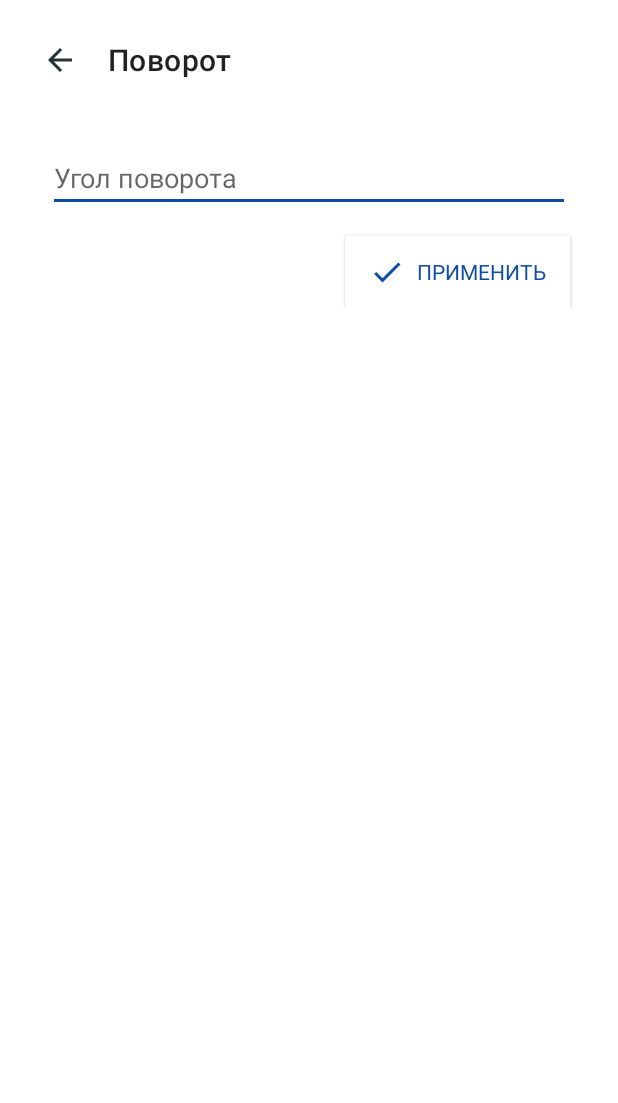
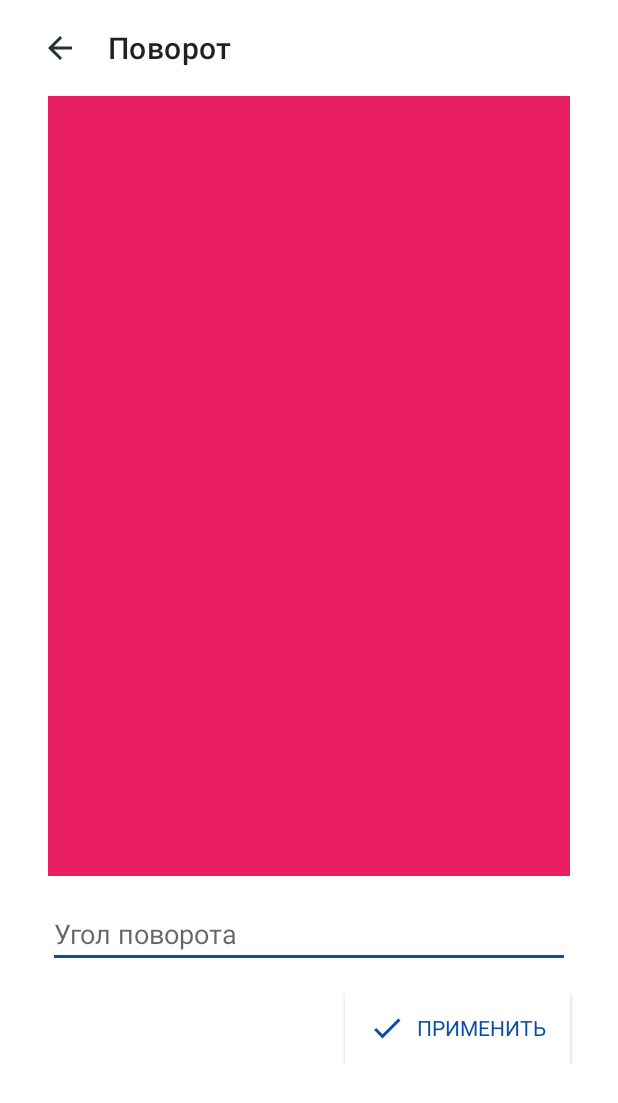
Before and after one commit to xidios/PhotoEditor, an Android app: the RotationActivity screen opened directly, with no data from a screen before it, on a phone screen of 412 x 824 dp. Shown: the top 1103 px of the screen. Run offline under Robolectric (Android 15) with nearby library versions, the phone set to English and light mode, and no system bars.

Commit message:
Внес небольшие изменения в style
Добавил определенный style для превью изображения.

```diff
--- a/app/src/main/res/layout/activity_rotation.xml
+++ b/app/src/main/res/layout/activity_rotation.xml
@@ -4,7 +4,7 @@
     xmlns:tools="http://schemas.android.com/tools"
     android:layout_width="match_parent"
     android:layout_height="match_parent"
-    tools:context = ".RotationActivity">
+    tools:context=".RotationActivity">
 
     <androidx.appcompat.widget.Toolbar
         android:id="@+id/rotationToolbar"
@@ -13,13 +13,13 @@
         app:layout_constraintStart_toStartOf="parent"
         app:layout_constraintTop_toTopOf="parent"
         app:navigationIcon="@drawable/ic_back_button"
-        app:title="@string/first_task_name"/>
+        app:title="@string/first_task_name" />
 
     <ScrollView
         android:layout_width="match_parent"
         android:layout_height="0dp"
-        app:layout_constraintTop_toBottomOf="@id/rotationToolbar"
-        app:layout_constraintBottom_toBottomOf="parent">
+        app:layout_constraintBottom_toBottomOf="parent"
+        app:layout_constraintTop_toBottomOf="@id/rotationToolbar">
 
         <androidx.constraintlayout.widget.ConstraintLayout
             android:layout_width="match_parent"
@@ -28,15 +28,15 @@
 
             <ImageView
                 android:id="@+id/rotationImage"
+                style="@style/imagePreviewOnEffect"
                 android:layout_width="0dp"
-                android:layout_height="wrap_content"
                 android:layout_marginStart="32dp"
                 android:layout_marginEnd="32dp"
                 android:background="#E91E63"
                 android:contentDescription="@string/rotation_image_desc"
                 app:layout_constraintEnd_toEndOf="parent"
                 app:layout_constraintStart_toStartOf="parent"
-                app:layout_constraintTop_toTopOf="parent"/>
+                app:layout_constraintTop_toTopOf="parent" />
 
             <EditText
                 android:id="@+id/rotationAnglePicker"
@@ -52,7 +52,7 @@
                 app:layout_constraintEnd_toEndOf="parent"
                 app:layout_constraintHorizontal_bias="0.0"
                 app:layout_constraintStart_toStartOf="parent"
-                app:layout_constraintTop_toBottomOf="@+id/rotationImage"/>
+                app:layout_constraintTop_toBottomOf="@+id/rotationImage" />
 
             <com.google.android.material.button.MaterialButton
                 android:id="@+id/applyRotationButton"
@@ -62,7 +62,7 @@
                 android:text="@string/apply_button"
                 app:backgroundTint="@color/buttonBackground"
                 app:icon="@drawable/ic_check"
-                app:iconTint = "@color/accent"
+                app:iconTint="@color/accent"
                 app:layout_constraintEnd_toEndOf="parent"
                 app:layout_constraintTop_toBottomOf="@+id/rotationAnglePicker" />
 
--- a/app/src/main/res/values/themes.xml
+++ b/app/src/main/res/values/themes.xml
@@ -30,8 +30,8 @@
 
     <style name="Theme.PhotoEditor.Header">
         <item name="android:layout_width">match_parent</item>
-        <item name="android:layout_height">80dp</item>
-        <item name="android:minHeight">80dp</item>
+        <item name="android:layout_height">64dp</item>
+        <item name="android:minHeight">64dp</item>
         <item name="android:background">@color/headerBackground</item>
         <item name="android:textSize">24sp</item>
     </style>
@@ -39,4 +39,8 @@
     <style name="Theme.PhotoEditor.Header.Effect">
         <item name="android:paddingStart">12dp</item>
     </style>
+
+    <style name="imagePreviewOnEffect">
+        <item name="android:layout_height">520dp</item>
+    </style>
 </resources>
```
